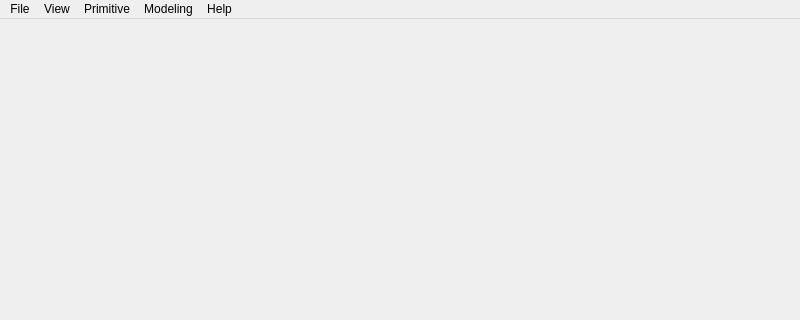
The window that src/occQt.ui (Alina-go/cartilage-segmentation) describes before a commit, drawn with Qt 5; both pictures show x 0 to 800 and y 0 to 320 of the 800 by 600 pixel window.
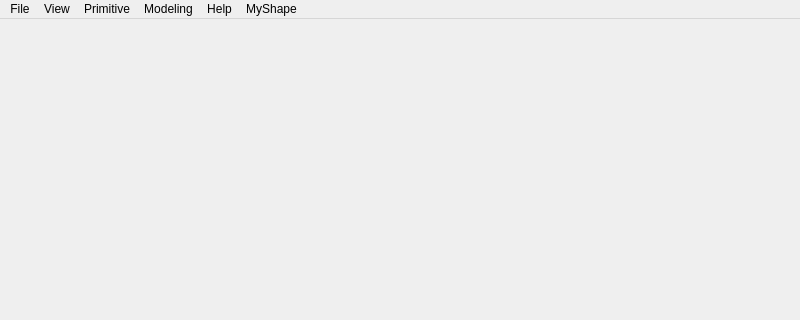
The same window after the commit. Icons and pictures are not drawn.

What changed in the file:
```diff
--- a/src/occQt.ui
+++ b/src/occQt.ui
@@ -24,7 +24,7 @@
      <x>0</x>
      <y>0</y>
      <width>800</width>
-     <height>21</height>
+     <height>20</height>
     </rect>
    </property>
    <widget class="QMenu" name="menuFile">
@@ -76,11 +76,18 @@
     </property>
     <addaction name="actionAbout"/>
    </widget>
+   <widget class="QMenu" name="menuMyShape">
+    <property name="title">
+     <string>MyShape</string>
+    </property>
+    <addaction name="action_b_spline"/>
+   </widget>
    <addaction name="menuFile"/>
    <addaction name="menuView"/>
    <addaction name="menuPrimitive"/>
    <addaction name="menuModeling"/>
    <addaction name="menuHelp"/>
+   <addaction name="menuMyShape"/>
   </widget>
   <widget class="QStatusBar" name="statusBar"/>
   <action name="actionExit">
```
Left out of the diff: 19 changed lines with no effect on the pictures.
